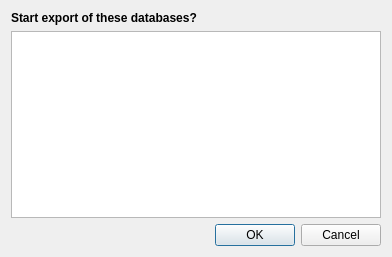
Before: the Qt Designer form swedigarch_plugin/export_confirmation_dialog.ui in swedigarch/QGIS-plugin, drawn with Qt 5.
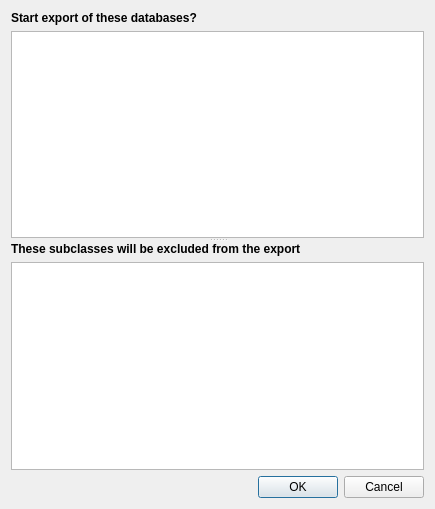
After: the same form once the commit is applied. Icons and pictures are not drawn.

Commit message: Changed dialog according to UI design

```diff
--- a/swedigarch_plugin/export_confirmation_dialog.ui
+++ b/swedigarch_plugin/export_confirmation_dialog.ui
@@ -6,8 +6,8 @@
    <rect>
     <x>0</x>
     <y>0</y>
-    <width>392</width>
-    <height>257</height>
+    <width>435</width>
+    <height>509</height>
    </rect>
   </property>
   <property name="windowTitle">
@@ -17,9 +17,14 @@
    <iconset>
     <normaloff>assets/svedigark.svg</normaloff>assets/svedigark.svg</iconset>
   </property>
-  <layout class="QGridLayout" name="gridLayout">
-   <item row="0" column="0">
-    <layout class="QVBoxLayout" name="verticalLayout">
+  <layout class="QVBoxLayout" name="verticalLayout_3">
+   <item>
+    <widget class="QSplitter" name="splitter">
+     <property name="orientation">
+      <enum>Qt::Vertical</enum>
+     </property>
+     <widget class="QWidget" name="layoutWidget">
+      <layout class="QVBoxLayout" name="topVerticalLayout">
      <item>
       <widget class="QLabel" name="lblExportInfo">
        <property name="font">
@@ -39,6 +44,46 @@
        <property name="toolTip">
         <string/>
        </property>
+         <property name="autoFillBackground">
+          <bool>false</bool>
+         </property>
+         <property name="editTriggers">
+          <set>QAbstractItemView::NoEditTriggers</set>
+         </property>
+         <property name="selectionMode">
+          <enum>QAbstractItemView::NoSelection</enum>
+         </property>
+        </widget>
+       </item>
+      </layout>
+     </widget>
+     <widget class="QWidget" name="layoutWidget">
+      <layout class="QVBoxLayout" name="bottomVerticalLayout">
+       <item>
+        <widget class="QLabel" name="lblExculdedInfo">
+         <property name="font">
+          <font>
+           <pointsize>9</pointsize>
+           <weight>75</weight>
+           <bold>true</bold>
+          </font>
+         </property>
+         <property name="text">
+          <string>These subclasses will be excluded from the export</string>
+         </property>
+        </widget>
+       </item>
+       <item>
+        <widget class="QListWidget" name="lwExcludedSubclasses">
+         <property name="toolTip">
+          <string/>
+         </property>
+         <property name="editTriggers">
+          <set>QAbstractItemView::NoEditTriggers</set>
+         </property>
+         <property name="selectionMode">
+          <enum>QAbstractItemView::NoSelection</enum>
+         </property>
       </widget>
      </item>
      <item>
@@ -52,6 +97,8 @@
       </widget>
      </item>
     </layout>
+     </widget>
+    </widget>
    </item>
   </layout>
  </widget>
```
Lines whose indentation alone changed are shown as unchanged.
